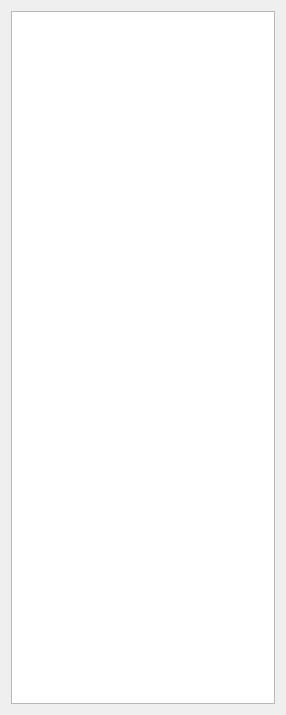
First picture: the form in tools/debug/UI/FileSystem.ui, repository TrickPlay/Trickplay, before the edit.
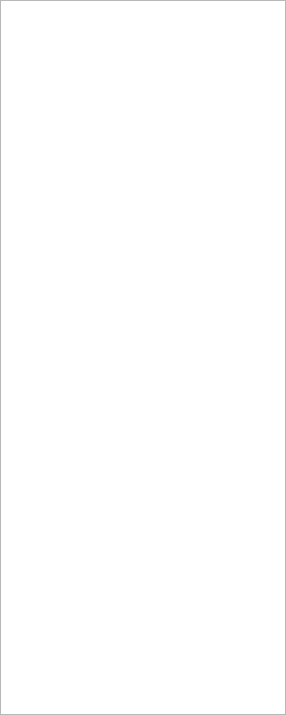
Second picture: the form after the edit.

Diff of the .ui file:
```diff
--- a/tools/debug/UI/FileSystem.ui
+++ b/tools/debug/UI/FileSystem.ui
@@ -14,8 +14,19 @@
    <string>Form</string>
   </property>
   <layout class="QVBoxLayout" name="verticalLayout">
+   <property name="spacing">
+    <number>0</number>
+   </property>
+   <property name="margin">
+    <number>0</number>
+   </property>
    <item>
     <widget class="QTreeView" name="view">
+     <property name="font">
+      <font>
+       <pointsize>10</pointsize>
+      </font>
+     </property>
      <property name="editTriggers">
       <set>QAbstractItemView::NoEditTriggers</set>
      </property>
```
